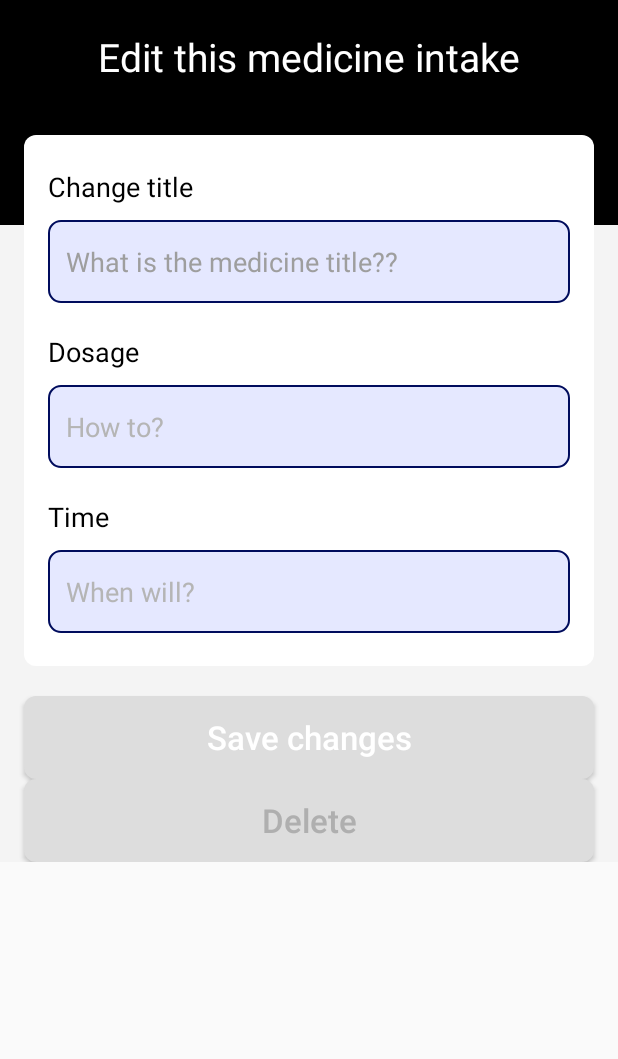
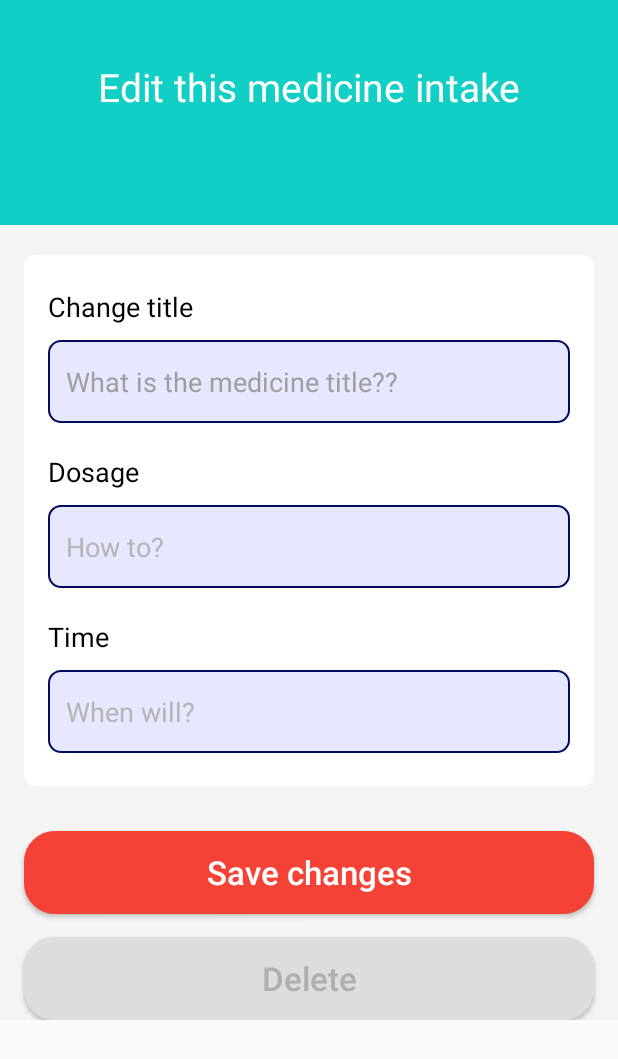
Before and after one commit to WuTangDecClan/Cured, an Android app: the layout edit_medicine.xml on its own in the app's theme, with its tools: preview values and no code run, on a phone screen of 412 x 824 dp. Shown: the top 1059 px of the screen. Run offline under Robolectric (Android 15) with nearby library versions, the phone set to English and light mode, and no system bars.

Commit message:
Delete medicine intake

```diff
--- a/app/src/main/AndroidManifest.xml
+++ b/app/src/main/AndroidManifest.xml
@@ -29,6 +29,8 @@
 
         <activity android:name=".RegisterActivity"></activity>
 
+        <activity android:name=".EditMedicineActivity"></activity>
+
     </application>
 
 </manifest>
--- a/app/src/main/res/drawable/bgbtncancel.xml
+++ b/app/src/main/res/drawable/bgbtncancel.xml
@@ -5,7 +5,7 @@
         android:color="#DDDDDD"
         />
     <corners
-        android:radius="8dp"
+        android:radius="20dp"
         />
 
 </shape>
--- a/app/src/main/res/layout/edit_medicine.xml
+++ b/app/src/main/res/layout/edit_medicine.xml
@@ -13,12 +13,12 @@
     <LinearLayout
         android:orientation="vertical"
         android:layout_width="wrap_content"
-        android:background="@color/colorPrimaryDark"
+        android:background="@color/colorAccent"
         android:layout_height="150dp">
 
         <TextView
             android:id="@+id/titlepage"
-            android:layout_marginTop="20dp"
+            android:layout_marginTop="40dp"
             android:textSize="26sp"
             android:textColor="#FFF"
             android:text="Edit this medicine intake"
@@ -30,7 +30,7 @@
         <View
             android:layout_marginTop="20dp"
             android:layout_width="match_parent"
-            android:background="@color/colorPrimaryDark"
+            android:background="@color/colorAccent"
             android:layout_height="1dp" />
 
     </LinearLayout>
@@ -38,7 +38,7 @@
     <LinearLayout
         android:layout_marginLeft="16dp"
         android:layout_marginRight="16dp"
-        android:layout_marginTop="-60dp"
+        android:layout_marginTop="20dp"
         android:layout_width="match_parent"
         android:layout_height="wrap_content"
         android:background="@drawable/bgitemdoes"
@@ -143,11 +143,11 @@
         android:id="@+id/btnSaveChanges"
         android:layout_marginRight="16dp"
         android:layout_marginLeft="16dp"
-        android:layout_marginTop="20dp"
+        android:layout_marginTop="30dp"
         android:text="Save changes"
         android:textColor="#FFF"
         android:textAllCaps="false"
-        android:background="@drawable/bgbtncreate"
+        android:background="@drawable/bg_medicine_btn"
         android:textSize="22sp"
         android:layout_width="match_parent"
         android:layout_height="55dp" />
@@ -156,6 +156,7 @@
         android:id="@+id/btnDelete"
         android:layout_marginRight="16dp"
         android:layout_marginLeft="16dp"
+        android:layout_marginTop="15dp"
         android:text="Delete"
         android:textColor="#AFAFAF"
         android:textAllCaps="false"
--- a/app/src/main/res/layout/new_medicine.xml
+++ b/app/src/main/res/layout/new_medicine.xml
@@ -99,7 +99,7 @@
                 android:paddingLeft="12dp"
                 android:textColorHint="#B5B5B5"
                 android:maxLength="25"
-                android:textColor="@color/colorPrimary"
+                android:textColor="@color/colorPrimaryDark"
                 android:hint="What is the dose?"
                 android:layout_width="match_parent"
                 android:layout_height="55dp" />
```
Also changed, not shown: app/src/main/java/com/example/cured/MedicineAdapter.java (+17 -16 lines).
